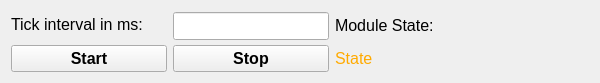
This is resources/statewidget.ui in tud-hri/joan as Qt 5 draws it before an edit. The edited form follows.
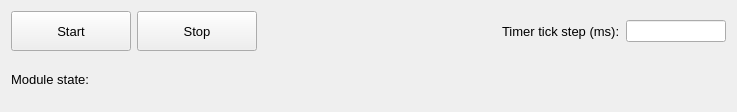
This is the edited form.

Diff of the .ui file:
```diff
--- a/resources/statewidget.ui
+++ b/resources/statewidget.ui
@@ -6,55 +6,82 @@
    <rect>
     <x>0</x>
     <y>0</y>
-    <width>600</width>
-    <height>79</height>
+    <width>737</width>
+    <height>112</height>
    </rect>
   </property>
   <property name="windowTitle">
    <string>stateWidget</string>
   </property>
   <layout class="QGridLayout" name="gridLayout">
-   <item row="2" column="0">
+   <item row="1" column="0">
+    <layout class="QHBoxLayout" name="horizontalLayout_2">
+     <item>
+      <layout class="QHBoxLayout" name="horizontalLayout_3">
+       <item>
     <widget class="QLabel" name="label">
+         <property name="minimumSize">
+          <size>
+           <width>0</width>
+           <height>40</height>
+          </size>
+         </property>
+         <property name="font">
+          <font>
+           <pointsize>10</pointsize>
+          </font>
+         </property>
+         <property name="text">
+          <string>Module state:</string>
+         </property>
+        </widget>
+       </item>
+       <item>
+        <widget class="QLabel" name="lbModuleState">
      <property name="sizePolicy">
-      <sizepolicy hsizetype="Fixed" vsizetype="Maximum">
+          <sizepolicy hsizetype="Expanding" vsizetype="Preferred">
        <horstretch>0</horstretch>
        <verstretch>0</verstretch>
       </sizepolicy>
      </property>
+         <property name="minimumSize">
+          <size>
+           <width>400</width>
+           <height>40</height>
+          </size>
+         </property>
      <property name="font">
       <font>
-       <pointsize>12</pointsize>
-       <weight>50</weight>
-       <bold>false</bold>
+           <pointsize>10</pointsize>
       </font>
      </property>
      <property name="text">
-      <string>Tick interval in ms:</string>
+          <string>&lt;state&gt;</string>
      </property>
     </widget>
    </item>
-   <item row="2" column="2" colspan="2">
-    <widget class="QLabel" name="lblModulestatetitle">
-     <property name="sizePolicy">
-      <sizepolicy hsizetype="Preferred" vsizetype="Preferred">
-       <horstretch>0</horstretch>
-       <verstretch>1</verstretch>
-      </sizepolicy>
-     </property>
-     <property name="font">
-      <font>
-       <pointsize>12</pointsize>
-       <weight>50</weight>
-       <bold>false</bold>
-      </font>
-     </property>
-     <property name="text">
-      <string>Module State:</string>
-     </property>
-    </widget>
-   </item>
-   <item row="3" column="0">
+       <item>
+        <spacer name="horizontalSpacer_2">
+         <property name="orientation">
+          <enum>Qt::Horizontal</enum>
+         </property>
+         <property name="sizeHint" stdset="0">
+          <size>
+           <width>40</width>
+           <height>20</height>
+          </size>
+         </property>
+        </spacer>
+       </item>
+      </layout>
+     </item>
+    </layout>
+   </item>
+   <item row="0" column="0">
+    <layout class="QVBoxLayout" name="verticalLayout">
+     <item>
+      <layout class="QHBoxLayout" name="horizontalLayout">
+       <item>
     <widget class="QPushButton" name="btnStart">
      <property name="sizePolicy">
       <sizepolicy hsizetype="Fixed" vsizetype="Fixed">
@@ -64,21 +91,13 @@
      </property>
      <property name="minimumSize">
       <size>
-       <width>156</width>
-       <height>27</height>
-      </size>
-     </property>
-     <property name="baseSize">
-      <size>
-       <width>156</width>
-       <height>27</height>
+           <width>120</width>
+           <height>40</height>
       </size>
      </property>
      <property name="font">
       <font>
-       <pointsize>12</pointsize>
-       <weight>75</weight>
-       <bold>true</bold>
+           <pointsize>10</pointsize>
       </font>
      </property>
      <property name="text">
@@ -86,28 +105,7 @@
      </property>
     </widget>
    </item>
-   <item row="3" column="2" colspan="2">
-    <widget class="QLabel" name="lblModulestate">
-     <property name="sizePolicy">
-      <sizepolicy hsizetype="Preferred" vsizetype="Fixed">
-       <horstretch>0</horstretch>
-       <verstretch>0</verstretch>
-      </sizepolicy>
-     </property>
-     <property name="font">
-      <font>
-       <pointsize>12</pointsize>
-      </font>
-     </property>
-     <property name="styleSheet">
-      <string notr="true">color: rgb(255, 170, 0);</string>
-     </property>
-     <property name="text">
-      <string>State</string>
-     </property>
-    </widget>
-   </item>
-   <item row="3" column="1">
+       <item>
     <widget class="QPushButton" name="btnStop">
      <property name="sizePolicy">
       <sizepolicy hsizetype="Fixed" vsizetype="Fixed">
@@ -117,15 +115,15 @@
      </property>
      <property name="minimumSize">
       <size>
-       <width>156</width>
-       <height>27</height>
+           <width>120</width>
+           <height>40</height>
       </size>
      </property>
      <property name="font">
       <font>
-       <pointsize>12</pointsize>
-       <weight>75</weight>
-       <bold>true</bold>
+           <pointsize>10</pointsize>
+           <weight>50</weight>
+           <bold>false</bold>
       </font>
      </property>
      <property name="text">
@@ -133,35 +131,44 @@
      </property>
     </widget>
    </item>
-   <item row="2" column="1">
-    <widget class="QLineEdit" name="lineTick">
-     <property name="sizePolicy">
-      <sizepolicy hsizetype="Fixed" vsizetype="Maximum">
-       <horstretch>0</horstretch>
-       <verstretch>0</verstretch>
-      </sizepolicy>
-     </property>
-     <property name="minimumSize">
+       <item>
+        <spacer name="horizontalSpacer">
+         <property name="orientation">
+          <enum>Qt::Horizontal</enum>
+         </property>
+         <property name="sizeHint" stdset="0">
       <size>
-       <width>156</width>
-       <height>28</height>
-      </size>
-     </property>
+           <width>40</width>
+           <height>20</height>
+          </size>
+         </property>
+        </spacer>
+       </item>
+       <item>
+        <widget class="QLabel" name="lblTickMillis">
+         <property name="font">
+          <font>
+           <pointsize>10</pointsize>
+          </font>
+         </property>
+         <property name="text">
+          <string>Timer tick step (ms):</string>
+         </property>
+        </widget>
+       </item>
+       <item>
+        <widget class="QLineEdit" name="inputTickMillis">
      <property name="maximumSize">
       <size>
-       <width>156</width>
-       <height>25</height>
-      </size>
-     </property>
-     <property name="font">
-      <font>
-       <pointsize>13</pointsize>
-      </font>
-     </property>
-     <property name="text">
-      <string/>
-     </property>
-    </widget>
+           <width>100</width>
+           <height>16777215</height>
+          </size>
+         </property>
+        </widget>
+       </item>
+      </layout>
+     </item>
+    </layout>
    </item>
   </layout>
  </widget>
```
Lines whose indentation alone changed are shown as unchanged.
